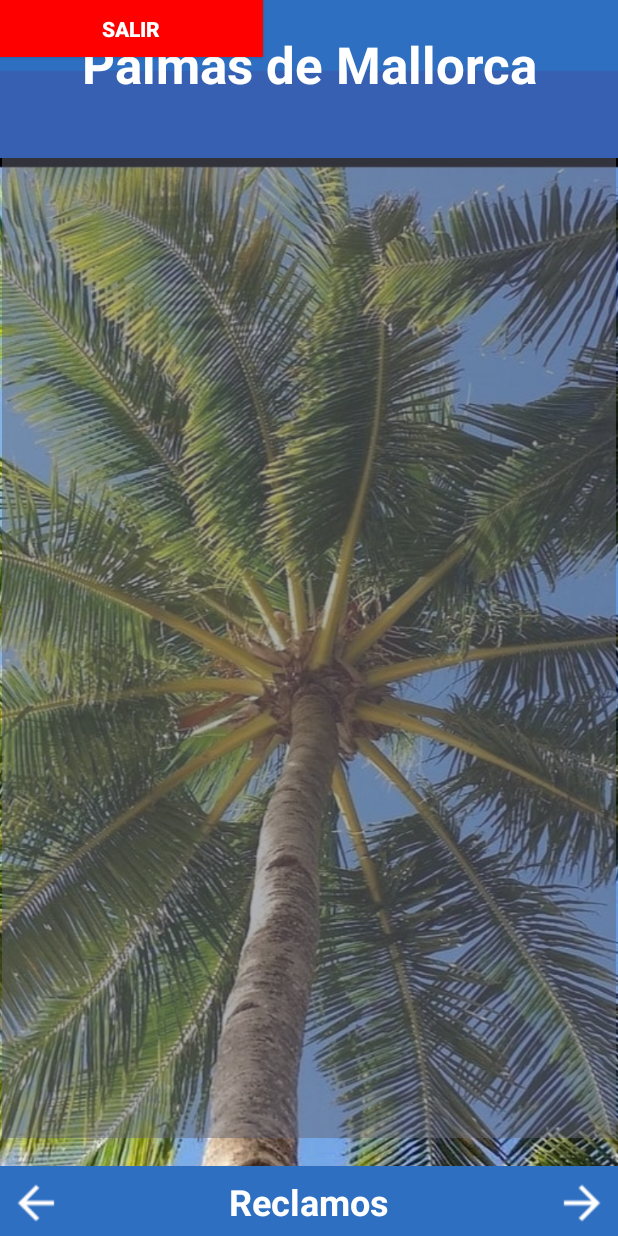
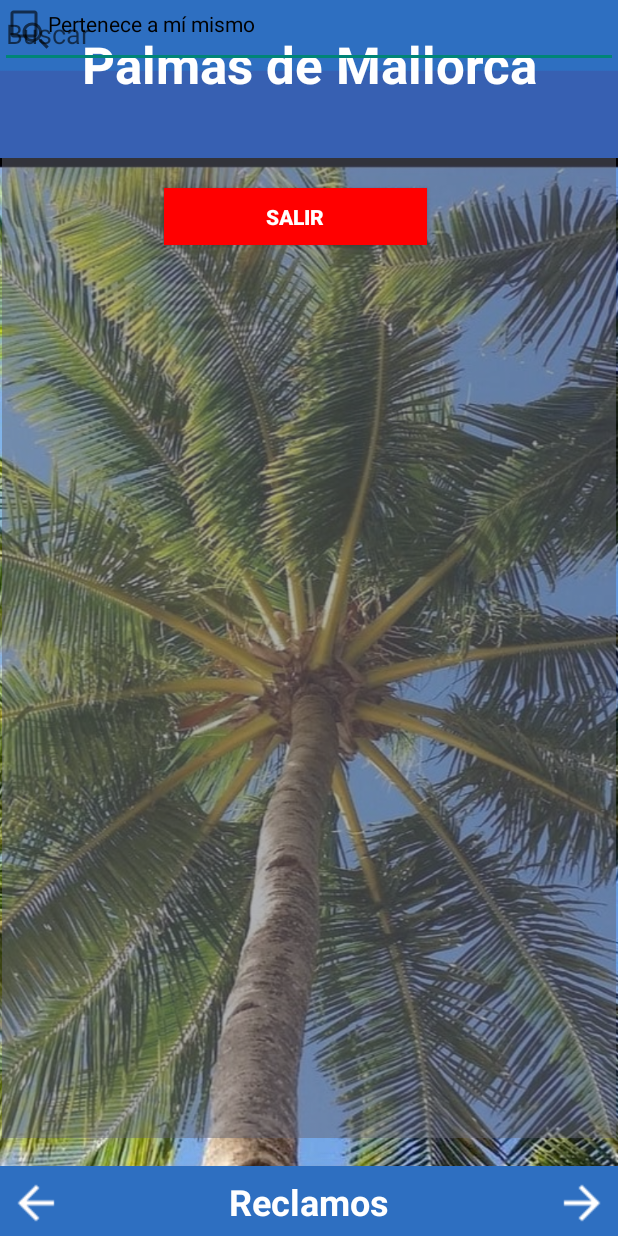
Before and after one commit to matiasfelau/municipio-frontend, an Android app: the VerReclamos screen opened directly, with no data from a screen before it, on a phone screen of 412 x 824 dp. Run offline under Robolectric (Android 15) with nearby library versions, the phone set to English and light mode, and no system bars.

Commit message:
Constraints para boton Salir

```diff
--- a/app/src/main/java/ar/edu/uade/municipio_frontend/Activities/Arranque/Template.java
+++ b/app/src/main/java/ar/edu/uade/municipio_frontend/Activities/Arranque/Template.java
@@ -40,6 +40,7 @@ public class Template extends AppCompatActivity {
             v.setPadding(systemBars.left, systemBars.top, systemBars.right, systemBars.bottom);
             return insets;
         });
+
 
 
         vecinoHelper = new VecinoHelper(this);
--- a/app/src/main/res/layout/activity_ver_reclamos.xml
+++ b/app/src/main/res/layout/activity_ver_reclamos.xml
@@ -106,19 +106,56 @@
         android:id="@+id/logout"
         android:layout_width="175dp"
         android:layout_height="38dp"
+        android:layout_marginStart="109dp"
+        android:layout_marginTop="125dp"
         android:background="#FF0000"
         android:text="SALIR"
         android:textColor="@color/white"
         android:textStyle="bold"
-        tools:layout_editor_absoluteX="109dp"
-        tools:layout_editor_absoluteY="125dp" />
+        app:layout_constraintStart_toStartOf="parent"
+        app:layout_constraintTop_toTopOf="parent" />
 
     <SearchView
         android:layout_width="0dp"
         android:layout_height="wrap_content"
         android:queryHint="Busque aqui:..."
-        tools:layout_editor_absoluteX="30dp"
-        tools:layout_editor_absoluteY="248dp" />
+        tools:layout_editor_absoluteX="32dp"
+        tools:layout_editor_absoluteY="255dp" />
+
+    <LinearLayout
+        android:id="@+id/searchLayout"
+        android:layout_width="match_parent"
+        android:layout_height="wrap_content"
+        android:orientation="vertical">
+
+    </LinearLayout>
+
+    <CheckBox
+        android:id="@+id/selfCheckBox"
+        android:layout_width="wrap_content"
+        android:layout_height="wrap_content"
+        android:text="Pertenece a mí mismo"
+        tools:layout_editor_absoluteX="-1dp"
+        tools:layout_editor_absoluteY="418dp" />
+
+    <Spinner
+        android:id="@+id/rubroSpinner"
+        android:layout_width="match_parent"
+        android:layout_height="wrap_content"
+        android:entries="@array/rubro_options"
+        android:prompt="@string/rubro_prompt"
+        tools:layout_editor_absoluteX="-1dp"
+        tools:layout_editor_absoluteY="399dp" />
+
+    <EditText
+        android:id="@+id/searchEditText"
+        android:layout_width="match_parent"
+        android:layout_height="wrap_content"
+        android:hint="Buscar"
+        android:inputType="text"
+        android:maxLines="1"
+        tools:layout_editor_absoluteX="1dp"
+        tools:layout_editor_absoluteY="354dp" />
 
 
 </androidx.constraintlayout.widget.ConstraintLayout>
```
